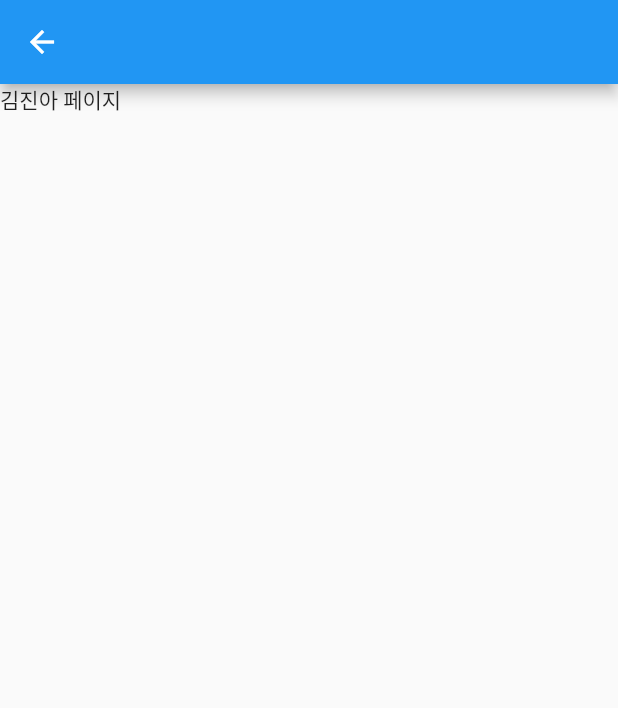
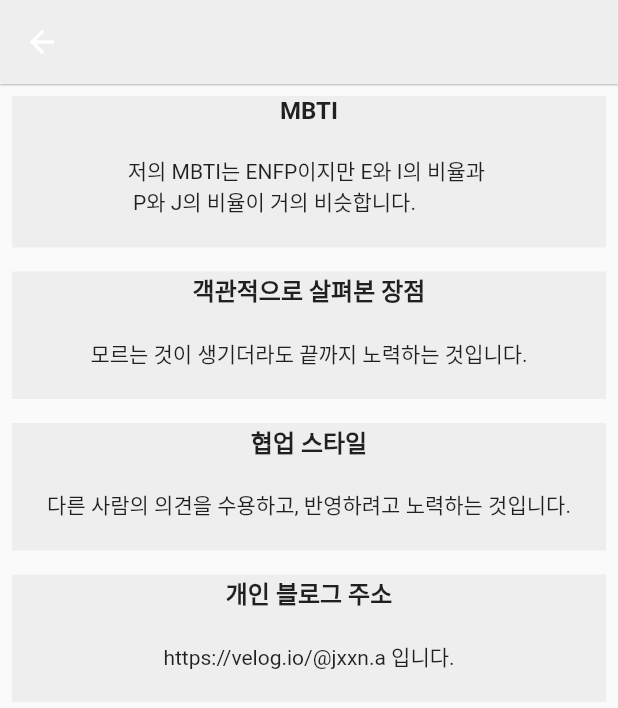
Before and after one commit to sinw212/TeamPage, a Flutter app: the JinAPersonal screen opened directly, on a phone screen of 412 x 824 dp. Shown: the top 708 px of the screen. Run offline on Flutter 3.47's test engine with Material 2 defaults, Android fonts, the phone set to English and light mode, and no system bars.

Commit message:
add personal_page_jina

```diff
--- a/lib/jina_personal.dart
+++ b/lib/jina_personal.dart
@@ -1,4 +1,5 @@
 //김진아 개인 페이지
+
 import 'package:flutter/material.dart';
 
 class JinAPersonal extends StatelessWidget {
@@ -7,8 +8,105 @@ class JinAPersonal extends StatelessWidget {
   @override
   Widget build(BuildContext context) {
     return Scaffold(
-      appBar: AppBar(),
-      body: Text("김진아 페이지"),
-    );
+        appBar: AppBar(
+          backgroundColor: Color(0xFFEEEEEE),
+          elevation: 0.5,
+        ),
+        body: SingleChildScrollView(
+          child: Column(
+            children: [
+              Container(
+                  margin: EdgeInsets.all(8.0),
+                  width: double.infinity,
+                  color: Color(0xFFEEEEEE),
+                  child: Column(
+                    children: [
+                      Text(
+                        "MBTI",
+                        style: TextStyle(
+                            fontSize: 16, fontWeight: FontWeight.bold),
+                      ),
+                      SizedBox(
+                        height: 20,
+                      ),
+                      Text("저의 MBTI는 ENFP이지만 E와 I의 비율과 \n P와 J의 비율이 거의 비슷합니다.",
+                          style: TextStyle(fontSize: 14)),
+                      SizedBox(
+                        height: 20,
+                      ),
+                    ],
+                  )),
+              Container(
+                  margin: EdgeInsets.all(8.0),
+                  width: double.infinity,
+                  color: Color(0xFFEEEEEE),
+                  child: Column(
+                    children: [
+                      Text(
+                        "객관적으로 살펴본 장점",
+                        style: TextStyle(
+                            fontSize: 16, fontWeight: FontWeight.bold),
+                      ),
+                      SizedBox(
+                        height: 20,
+                      ),
+                      Text(
+                        "모르는 것이 생기더라도 끝까지 노력하는 것입니다.",
+                        style: TextStyle(fontSize: 14),
+                      ),
+                      SizedBox(
+                        height: 20,
+                      ),
+                    ],
+                  )),
+              Container(
+                  margin: EdgeInsets.all(8.0),
+                  width: double.infinity,
+                  color: Color(0xFFEEEEEE),
+                  child: Column(
+                    children: [
+                      Text(
+                        "협업 스타일",
+                        style: TextStyle(
+                            fontSize: 16, fontWeight: FontWeight.bold),
+                      ),
+                      SizedBox(
+                        height: 20,
+                      ),
+                      Text(
+                        "다른 사람의 의견을 수용하고, 반영하려고 노력하는 것입니다.",
+                        style: TextStyle(fontSize: 14),
+                      ),
+                      SizedBox(
+                        height: 20,
+                      ),
+                    ],
+                  )),
+              Container(
+                  margin: EdgeInsets.all(8.0),
+                  width: double.infinity,
+                  color: Color(0xFFEEEEEE),
+                  child: Column(
+                    children: [
+                      Text(
+                        "개인 블로그 주소",
+                        style: TextStyle(
+                            fontSize: 16, fontWeight: FontWeight.bold),
+                      ),
+                      SizedBox(
+                        height: 20,
+                      ),
+                      Text(
+                        "https://velog.io/@jxxn.a 입니다.",
+                        style: TextStyle(fontSize: 14),
+                      ),
+                      SizedBox(
+                        height: 20,
+                      ),
+                    ],
+                  )),
+            ],
+          ),
+        ));
   }
 }
```
